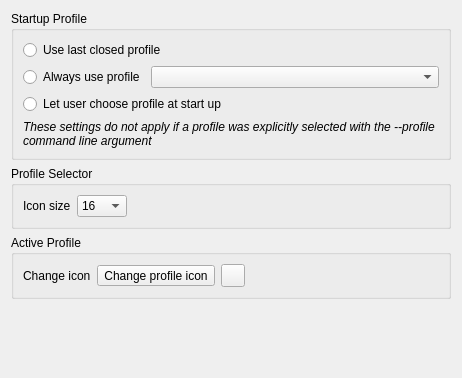
Qt form src/ui/qgsuserprofileoptionswidgetbase.ui (qgis/QGIS) before a commit.
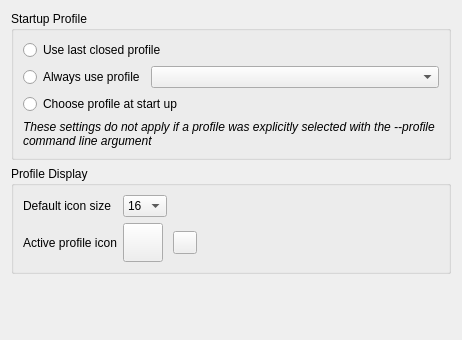
The same form after that commit. Icons and pictures are not drawn.

Commit message:
Tweaking user profile selector dialog and settings
- Simplify labels
- Group items with relabeling
- Provide clear name to selector dialog

What changed in the file:
```diff
--- a/src/ui/qgsuserprofileoptionswidgetbase.ui
+++ b/src/ui/qgsuserprofileoptionswidgetbase.ui
@@ -7,7 +7,7 @@
     <x>0</x>
     <y>0</y>
     <width>462</width>
-    <height>378</height>
+    <height>340</height>
    </rect>
   </property>
   <property name="windowTitle">
@@ -42,7 +42,7 @@
       <item row="2" column="0" colspan="2">
        <widget class="QRadioButton" name="mAskUser">
         <property name="text">
-         <string>Let user choose profile at start up</string>
+         <string>Choose profile at start up</string>
         </property>
        </widget>
       </item>
@@ -76,13 +76,13 @@
    <item>
     <widget class="QGroupBox" name="mProfileSelectorGroupBox">
      <property name="title">
-      <string>Profile Selector</string>
+      <string>Profile Display</string>
      </property>
-     <layout class="QFormLayout" name="formLayout">
+     <layout class="QGridLayout" name="gridLayout1">
       <item row="0" column="0">
        <widget class="QLabel" name="mIconSizeLabel">
         <property name="text">
-         <string>Icon size</string>
+         <string>Default icon size</string>
         </property>
        </widget>
       </item>
@@ -121,28 +121,16 @@
         </item>
        </widget>
       </item>
-     </layout>
-    </widget>
-   </item>
-   <item>
-    <widget class="QGroupBox" name="mActiveProfileGroupBox">
-     <property name="title">
-      <string>Active Profile</string>
-     </property>
-     <layout class="QHBoxLayout" name="horizontalLayout">
-      <item>
-       <widget class="QLabel" name="mChangeIconLabel">
+      <item row="1" column="0">
+       <widget class="QLabel" name="mActiveProfileIconLabel">
         <property name="text">
-         <string>Change icon</string>
+         <string>Active profile icon</string>
         </property>
        </widget>
       </item>
-      <item>
-       <widget class="QToolButton" name="mChangeIconButton">
+      <item row="1" column="1">
+       <widget class="QToolButton" name="mActiveProfileIconButton">
         <property name="toolTip">
-         <string/>
-        </property>
-        <property name="text">
          <string>Change profile icon</string>
         </property>
         <property name="icon">
@@ -157,7 +145,7 @@
         </property>
        </widget>
       </item>
-      <item>
+      <item row="1" column="2">
        <widget class="QToolButton" name="mResetIconButton">
         <property name="toolTip">
          <string>Reset icon</string>
@@ -168,7 +156,7 @@
         </property>
        </widget>
       </item>
-      <item>
+      <item row="1" column="3">
        <spacer name="horizontalSpacer">
         <property name="orientation">
          <enum>Qt::Horizontal</enum>
@@ -192,7 +180,7 @@
      <property name="sizeHint" stdset="0">
       <size>
        <width>20</width>
-       <height>40</height>
+       <height>0</height>
       </size>
      </property>
     </spacer>
```
Left out of the diff: 5 changed lines with no effect on the pictures. The commit also changes 5 other files.
